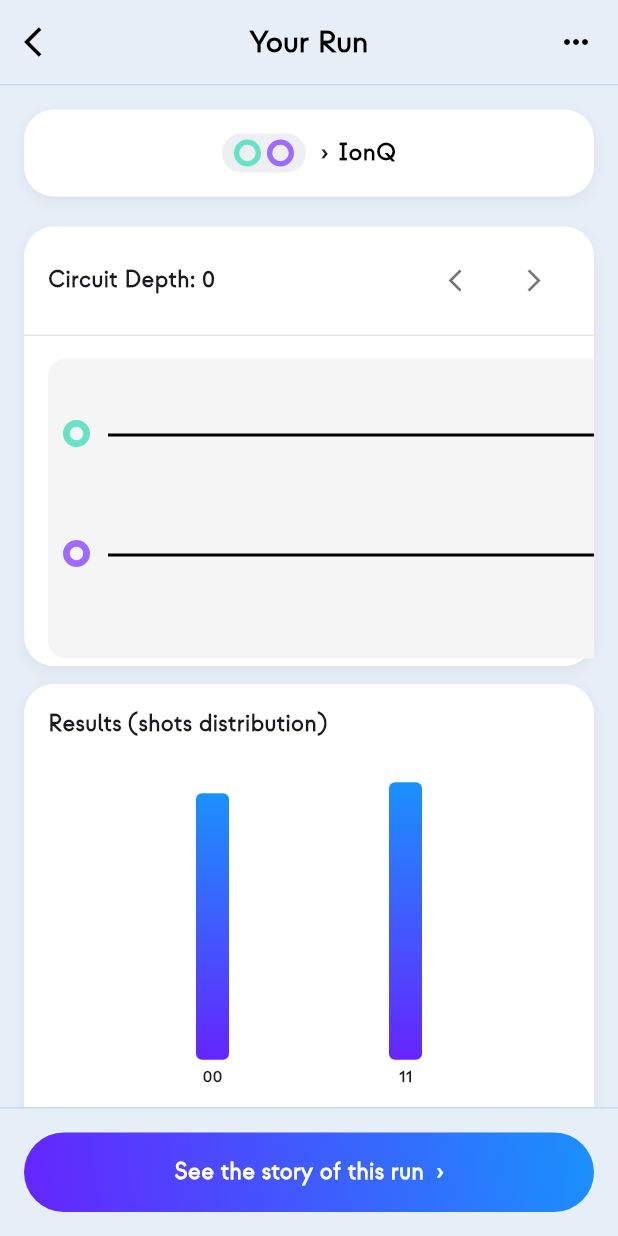
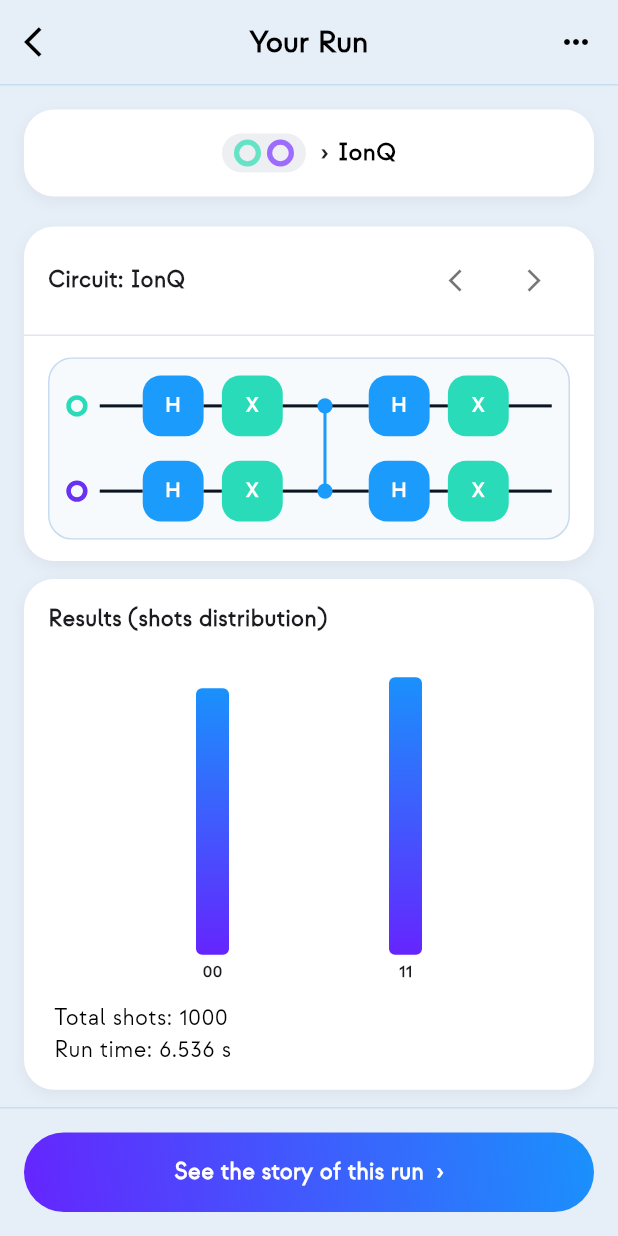
Before and after one commit to Qubi-App-Dev-Team/Qubi-Mobile-App, a Flutter app: the ExecHistoryPage screen opened directly, after a tap on "IonQ", on a phone screen of 412 x 824 dp. Run offline on Flutter 3.47's test engine with Material 3 defaults, Android fonts, the phone set to English and light mode, and no system bars; drawn by our look-alikes of fl_chart; our stand-ins replace cloud_firestore, firebase_auth, firebase_core, flutter_dotenv, flutter_svg, youtube_player_flutter; missing offline and left inert: firebase_ui_auth, firebase_ui_oauth_google; accounts and stored records are empty; statements that could not run were skipped.

Commit message:
going back to somewhat oldish run page - hopefully easier to merge later

```diff
--- a/qubi_app/lib/pages/home/components/circuit_section.dart
+++ b/qubi_app/lib/pages/home/components/circuit_section.dart
@@ -146,7 +146,7 @@
                       Navigator.push(
                         context,
                         MaterialPageRoute(
-                          builder: (_) => RunPage(execution: executionData[1], gates: [], circuitDepth: 0),
+                          builder: (_) => RunPage(execution: executionData[1]),
                         ),
                       );
                     },
@@ -344,7 +344,7 @@
                     Navigator.push(
                       context,
                       MaterialPageRoute(
-                        builder: (_) => RunPage(execution: executionData[1], gates: gates, circuitDepth: circuitDepth),
+                        builder: (_) => RunPage(execution: executionData[1]),
                       ),
                     );
                   } catch (e) {
--- a/qubi_app/lib/pages/home/run.dart
+++ b/qubi_app/lib/pages/home/run.dart
@@ -1,15 +1,13 @@
 import 'package:flutter/material.dart';
+import 'package:flutter_svg/flutter_svg.dart';
 import 'package:fl_chart/fl_chart.dart';
 import 'package:qubi_app/pages/profile/models/execution.dart';
 import 'package:qubi_app/pages/story/story_page.dart';
-import 'package:qubi_app/pages/home/components/dynamic_circuit.dart';
 
 class RunPage extends StatefulWidget {
   final Execution execution;
-  final List<Gate> gates;
-  final int circuitDepth;
 
-  const RunPage({super.key, required this.execution, required this.gates, required this.circuitDepth});
+  const RunPage({super.key, required this.execution});
 
   @override
   State<StatefulWidget> createState() => _RunPageState();
@@ -178,7 +176,7 @@
             mainAxisAlignment: MainAxisAlignment.spaceBetween,
             children: [
               Text(
-                "Circuit Depth: ${widget.circuitDepth}",
+                "Circuit: ${widget.execution.quantumComputer}",
                 style: const TextStyle(fontSize: 15, fontWeight: FontWeight.w700),
               ),
               Row(
@@ -212,16 +210,15 @@
         ),
 
         const Divider(color: Color(0xFFE0E6ED), height: 1),
-        SizedBox(
+        Container(
+          margin: const EdgeInsets.symmetric(horizontal: 16, vertical: 5),
           width: double.infinity,
-          child: SingleChildScrollView(
-              controller: scrollController,
-              scrollDirection: Axis.horizontal,
-              padding: const EdgeInsets.symmetric(horizontal: 16, vertical: 5),
-              physics: const BouncingScrollPhysics(),
-              child: CircuitView(gates: widget.gates, circuitDepth: widget.circuitDepth),
-            ),
+          child: SvgPicture.asset(
+            'assets/images/circuit1.svg',
+            height: 140,
+            fit: BoxFit.contain,
           ),
+        ),
       ],
     ),
   );
--- a/qubi_app/lib/pages/profile/pages/exec_history.dart
+++ b/qubi_app/lib/pages/profile/pages/exec_history.dart
@@ -164,7 +164,7 @@
       onTap: () {
         Navigator.push(
           context,
-          MaterialPageRoute(builder: (_) => RunPage(execution: exec, gates: [], circuitDepth: 0)),
+          MaterialPageRoute(builder: (_) => RunPage(execution: exec)),
         );
       },
       child: Container(
```
